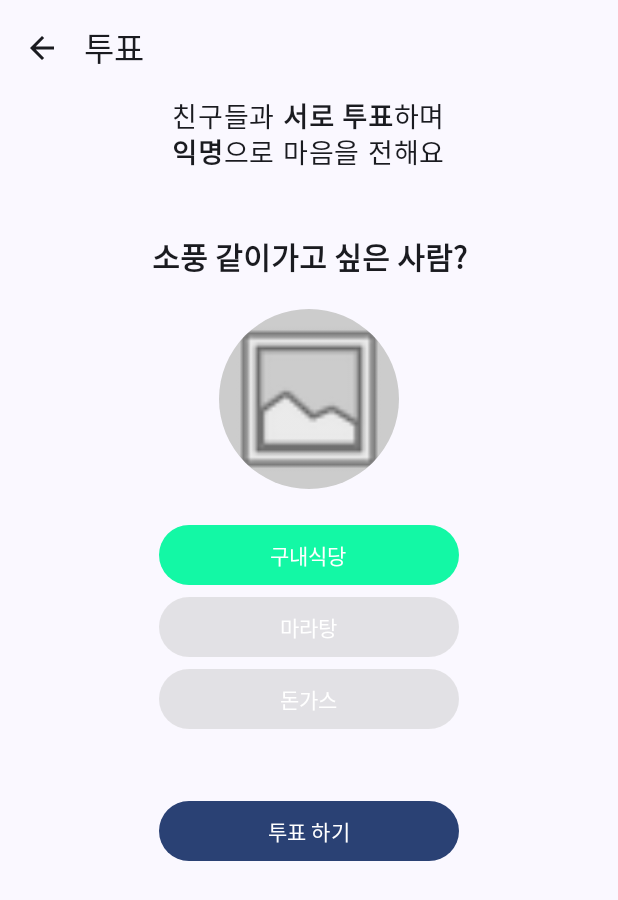
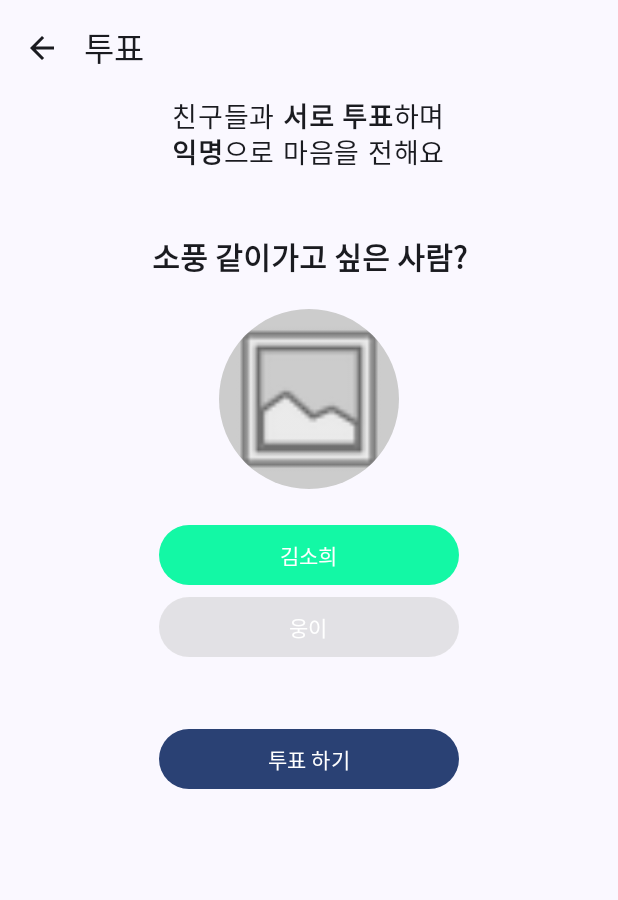
Before and after one commit to ksoheee/Clazzi_app, an Android app built with Jetpack Compose: the screen it shows after launch (MainActivity), after a tap on "소풍 같이가고 싶은 사람?", on a phone screen of 412 x 824 dp. Shown: the top 900 px of the screen. Run offline under Robolectric (Android 15) with nearby library versions, the phone set to English and light mode, and no system bars.

Commit message:
viewModel로 변경

```diff
--- a/app/build.gradle.kts
+++ b/app/build.gradle.kts
@@ -58,4 +58,9 @@ dependencies {
     debugImplementation(libs.androidx.ui.test.manifest)
     // Jetpack Compose Integration
     implementation("androidx.navigation:navigation-compose:2.9.3")
+
+    // ViewModel
+    implementation("androidx.lifecycle:lifecycle-viewmodel-ktx:2.9.2")
+// ViewModel utilities for Compose
+    implementation("androidx.lifecycle:lifecycle-viewmodel-compose:2.9.2")
 }
--- a/app/src/main/java/com/example/clazzi/MainActivity.kt
+++ b/app/src/main/java/com/example/clazzi/MainActivity.kt
@@ -1,6 +1,7 @@
 package com.example.clazzi
 
 import android.os.Bundle
+import android.widget.Toast
 import androidx.activity.ComponentActivity
 import androidx.activity.compose.setContent
 import androidx.activity.enableEdgeToEdge
@@ -13,7 +14,10 @@ import androidx.compose.runtime.Composable
 import androidx.compose.runtime.mutableStateListOf
 import androidx.compose.runtime.remember
 import androidx.compose.ui.Modifier
+import androidx.compose.ui.platform.LocalContext
 import androidx.compose.ui.tooling.preview.Preview
+import androidx.lifecycle.ViewModel
+import androidx.lifecycle.viewmodel.compose.viewModel
 import androidx.navigation.compose.NavHost
 import androidx.navigation.compose.composable
 import androidx.navigation.compose.rememberNavController
@@ -23,6 +27,7 @@ import com.example.clazzi.ui.screens.CreateVoteScreen
 import com.example.clazzi.ui.screens.VoteListScreen
 import com.example.clazzi.ui.screens.VoteScreen
 import com.example.clazzi.ui.theme.ClazziTheme
+import com.example.clazzi.viewmodel.VoteListViewModel
 
 //@OptIn(ExperimentalMaterial3Api::class)
 class MainActivity : ComponentActivity() {
@@ -32,26 +37,7 @@ class MainActivity : ComponentActivity() {
         setContent {
             ClazziTheme {
                 val navController= rememberNavController()
-                val voteList =remember{ mutableStateListOf(  //mutableListOf->mutableStateListOf
-                        Vote(id="1",title="소풍 같이가고 싶은 사람?", voteOptions = listOf(
-                            VoteOption(id="1", optionText = "김소희"),
-                            VoteOption(id="2", optionText = "웅이"),
-                            )
-                        ),
-                        Vote(id="2",title="어디로 놀러갈까요?", voteOptions = listOf(
-                            VoteOption(id="1", optionText = "강릉"),
-                            VoteOption(id="2", optionText = "제주도"),
-                            VoteOption(id="3", optionText = "부산"),
-                            )
-                        ),
-                        Vote(id="3",title="서핑 같이 가고 싶은 사람?", voteOptions = listOf(
-                            VoteOption(id="1", optionText = "김소희"),
-                            VoteOption(id="2", optionText = "웅이"),
-                            VoteOption(id="3", optionText = "엄마"),
-                            )
-                        ),
-                    )
-                }
+                val voteListViewModel = viewModel<VoteListViewModel>()
                 NavHost(
                     navController=navController,
                         startDestination = "voteList" //초기 화면
@@ -60,7 +46,7 @@ class MainActivity : ComponentActivity() {
                     composable("voteList") {
                         VoteListScreen(
                             navController=navController,
-                            voteList= voteList,
+                            viewModel = voteListViewModel,
                             onVoteClicked = { voteId->
                                 navController.navigate("vote/$voteId")
                             }
@@ -68,19 +54,32 @@ class MainActivity : ComponentActivity() {
                     }
                     composable("vote/{voteId}") {backStackEntry->
                         val voteId:String = backStackEntry.arguments?.getString("voteId")?:"1"
-                        VoteScreen(
-                            vote=voteList.first{ vote ->
-                                vote.id==voteId
-                            },
-                            navController=navController
-                        )
+                        val vote = voteListViewModel.getVoteById(voteId)
+                        //val vote = null
+                        if(vote != null){
+                            VoteScreen(
+                                vote=vote,
+                                navController=navController
+                            )
+                        }else{
+                            //특정 id의 투표가 없을 때의 에러 처리
+                            val context = LocalContext.current
+                            Toast.makeText(context,"해당 투표가 존재하지 않습니다.",Toast.LENGTH_SHORT).show()
+                        }
                     }
+//                    composable("createVote") {
+//                        CreateVoteScreen(
+//                            onVoteCreate = {vote->
+//                                navController.popBackStack() //뒤로 가기
+//                                voteListViewModel.addVote(vote)
+//                            }
+//                        )
+//                    }
                     composable("createVote") {
                         CreateVoteScreen(
-                            onVoteCreate = {vote->
-                                navController.popBackStack()
-                                voteList.add(vote)
-                            }
+                            navController= navController,
+                            viewModel= voteListViewModel,
+
                         )
                     }
                 }
--- a/app/src/main/java/com/example/clazzi/ui/screens/VoteScreen.kt
+++ b/app/src/main/java/com/example/clazzi/ui/screens/VoteScreen.kt
@@ -93,7 +93,7 @@ fun VoteScreen(
             Spacer(Modifier.height(20.dp))
             Image(
                 painter= painterResource(id=android.R.drawable.ic_menu_gallery),
-                contentDescription = "음식 사진",
+                contentDescription = "투표 사진",
                 contentScale = ContentScale.Crop,
                 modifier = Modifier
                     .size(120.dp)
@@ -101,42 +101,22 @@ fun VoteScreen(
                     .background(Color.LightGray)
             )
             Spacer(Modifier.height(20.dp))
+
+            vote.voteOptions.forEachIndexed { index, voteOption ->
                 Button(
                     onClick = {
-                    selectOption=0
+                        selectOption=index
                     },
                     colors = ButtonDefaults.buttonColors(
-                    if(selectOption==0) Color(0xFF13F8A5)
+                        if(selectOption==index) Color(0xFF13F8A5)
                         else Color.LightGray.copy(alpha = 0.5f) //투명도
                     ),
                     modifier = Modifier.width(200.dp)
                 ){
-                Text("구내식당")
+                    Text(voteOption.optionText)
                 }
-            Button(
-                onClick = {
-                    selectOption=1
-                },
-                colors = ButtonDefaults.buttonColors(
-                    if(selectOption==1) Color(0xFF13F8A5)
-                    else Color.LightGray.copy(alpha = 0.5f) //투명도
-                ),
-                modifier = Modifier.width(200.dp)
-            ){
-                Text("마라탕")
             }
-            Button(
-                onClick = {
-                    selectOption=2
-                },
-                colors = ButtonDefaults.buttonColors(
-                    if(selectOption==2) Color(0xFF13F8A5)
-                    else Color.LightGray.copy(alpha = 0.5f) //투명도
-                ),
-                modifier = Modifier.width(200.dp)
-            ){
-                Text("돈가스")
-            }
+
             Spacer(Modifier.height(40.dp))
             Button(
                 onClick = {},
--- /dev/null
+++ b/app/src/main/java/com/example/clazzi/viewmodel/VoteListViewModel.kt
@@ -0,0 +1,43 @@
+package com.example.clazzi.viewmodel
+
+import androidx.lifecycle.ViewModel
+import com.example.clazzi.model.Vote
+import com.example.clazzi.model.VoteOption
+import kotlinx.coroutines.flow.MutableStateFlow
+import kotlinx.coroutines.flow.StateFlow
+
+class VoteListViewModel: ViewModel() {
+    private val _voteList = MutableStateFlow<List<Vote>>(emptyList())
+    val voteList: StateFlow<List<Vote>> =_voteList
+
+    init{//더미데이터를 뷰모델에서
+        _voteList.value= listOf(
+            Vote(id="1",title="소풍 같이가고 싶은 사람?", voteOptions = listOf(
+                VoteOption(id="1", optionText = "김소희"),
+                VoteOption(id="2", optionText = "웅이"),
+            )
+            ),
+            Vote(id="2",title="어디로 놀러갈까요?", voteOptions = listOf(
+                VoteOption(id="1", optionText = "강릉"),
+                VoteOption(id="2", optionText = "제주도"),
+                VoteOption(id="3", optionText = "부산"),
+            )
+            ),
+            Vote(id="3",title="서핑 같이 가고 싶은 사람?", voteOptions = listOf(
+                VoteOption(id="1", optionText = "김소희"),
+                VoteOption(id="2", optionText = "웅이"),
+                VoteOption(id="3", optionText = "엄마"),
+            )
+            ),
+        )
+    }
+
+    //Id로 특정 투표를 가져오는 메서드
+    fun getVoteById(voteId: String):Vote?{
+        return _voteList.value.find{it.id==voteId}
+    }
+    //새로운 투표를 추가하는 메서드
+    fun addVote(vote: Vote){
+        _voteList.value+=vote
+    }
+}
```
Also changed, not shown: app/src/main/java/com/example/clazzi/ui/screens/CreateVoteScreen.kt (+10 -2 lines), app/src/main/java/com/example/clazzi/ui/screens/VoteListScreen.kt (+9 -19 lines). Lines whose indentation alone changed are shown as unchanged.
